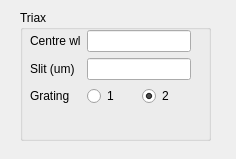
The window that nplab/instrument/spectrometer/kymera.ui (nanophotonics/nplab) describes before a commit, drawn with Qt 5.
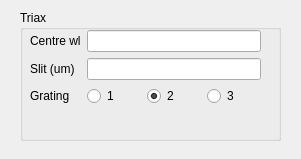
The same window after the commit.

```diff
--- a/nplab/instrument/spectrometer/kymera.ui
+++ b/nplab/instrument/spectrometer/kymera.ui
@@ -6,7 +6,7 @@
    <rect>
     <x>0</x>
     <y>0</y>
-    <width>236</width>
+    <width>301</width>
     <height>159</height>
    </rect>
   </property>
@@ -18,7 +18,7 @@
     <rect>
      <x>20</x>
      <y>10</y>
-     <width>191</width>
+     <width>261</width>
      <height>131</height>
     </rect>
    </property>
@@ -30,7 +30,7 @@
      <rect>
       <x>10</x>
       <y>20</y>
-      <width>161</width>
+      <width>231</width>
       <height>98</height>
      </rect>
     </property>
@@ -75,6 +75,13 @@
          </property>
         </widget>
        </item>
+       <item>
+        <widget class="QRadioButton" name="grating_3_radioButton">
+         <property name="text">
+          <string>3</string>
+         </property>
+        </widget>
+       </item>
       </layout>
      </item>
      <item row="0" column="1">
```
